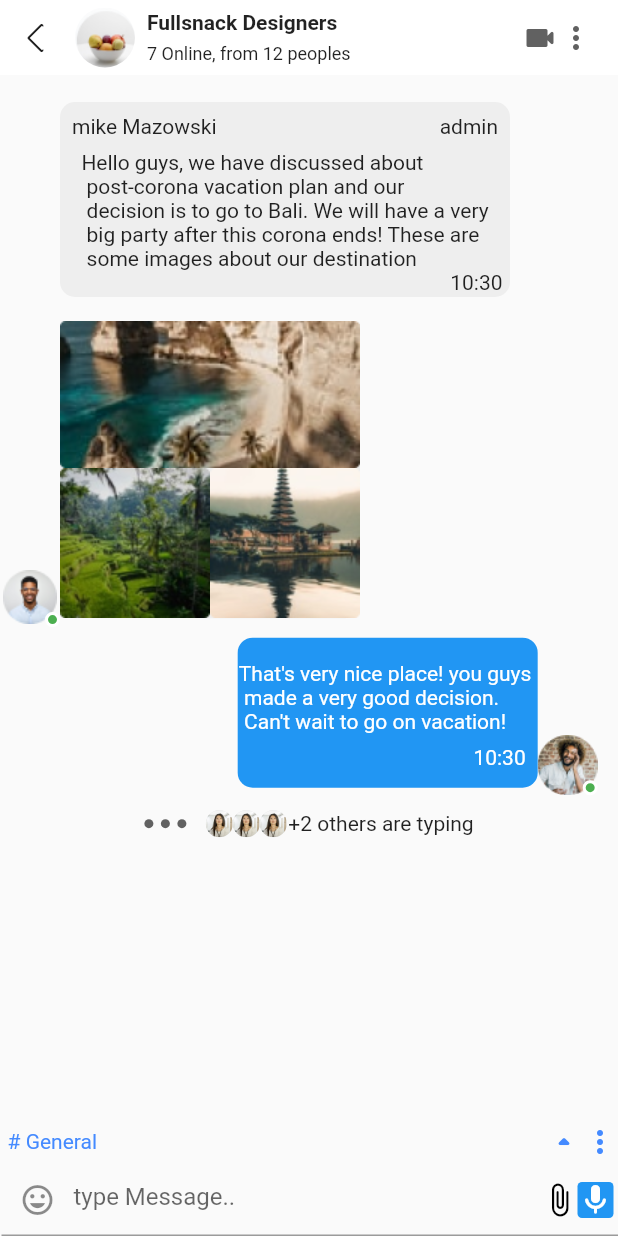
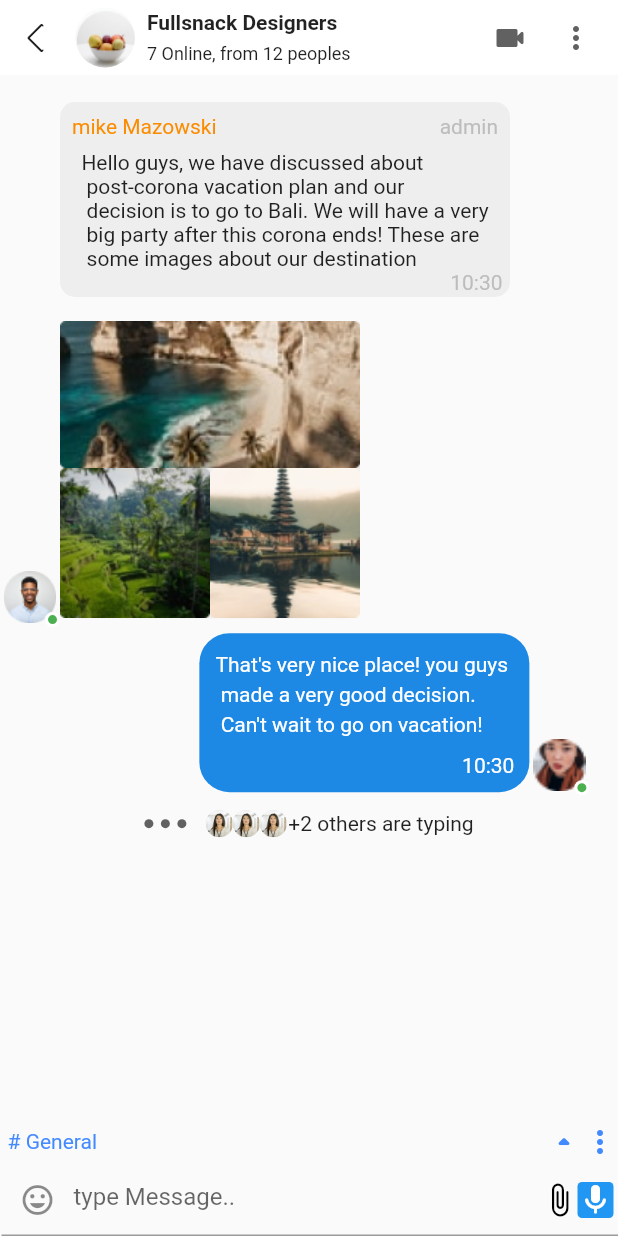
Before and after one commit to khalidmagde/chat_screen_demo, a Flutter app: the screen it shows after launch, after a tap on "Fullsnack Designers", on a phone screen of 412 x 824 dp. Run offline on Flutter 3.47's test engine with Material 2 defaults, Android fonts, the phone set to English and light mode, and no system bars; our stand-ins replace sliding_up_panel.

Commit message:
Add all my files

```diff
--- a/lib/core/constants/appimages.dart
+++ b/lib/core/constants/appimages.dart
@@ -9,6 +9,7 @@ class AppImages {
   static const String leeWilliamson = "$rootImage/leeWilliamson.png";
   static const String mikeWazowski = "$rootImage/mikeWazowski.png";
   static const String ronaldMccoy = "$rootImage/ronaldMccoy.png";
+  static const String menna = "$rootImage/menna.png";
   static const String recOne = "$rootImage/Rectangle.png";
   static const String recTwo = "$rootImage/Rectangle(1).png";
   static const String recThree = "$rootImage/Rectangle(2).png";
--- a/lib/data/model/chat_model.dart
+++ b/lib/data/model/chat_model.dart
@@ -1,7 +1,15 @@
+import 'package:flutter/material.dart';
+
 class ChatModel {
   final String? name;
   final String? image;
   final String? body;
+  final Color? color;
 
-  ChatModel({required this.name, required this.image, required this.body});
+  ChatModel({
+    required this.name,
+    required this.image,
+    required this.body,
+    required this.color,
+  });
 }
--- a/lib/data/static/static.dart
+++ b/lib/data/static/static.dart
@@ -8,42 +8,55 @@ List<ChatModel> pinnedChatModel = [
   ChatModel(
     name: "Mike \n Wazowski",
     image: AppImages.mikeWazowski,
-      body: "That's awesome! ..."),
+    body: "That's awesome! ...",
+    color: Colors.grey.shade100,
+  ),
   ChatModel(
     name: "Darlene \n Steward",
     image: AppImages.darleneSteward,
-      body: "Pls take a look at the..."),
+    body: "Pls take a look at the... ",
+    color: Colors.blue.shade100,
+  ),
   ChatModel(
     name: "Gregory \n Robertson",
     image: AppImages.gregoryRobertson,
-      body: "Preparing for next vac..."),
+    body: "Preparing for next vac...",
+    color: Colors.grey.shade100,
+  ),
   ChatModel(
     name: "Dwight \n Wilson",
     image: AppImages.dwightWilson,
-      body: "I'd like to watch ... "),
+    body: "I'd like to watch ... ",
+    color: Colors.grey.shade100,
+  ),
 ];
 
 List<ChatModel> recentChatModel = [
   ChatModel(
       name: "Darlene Steward",
       image: AppImages.darleneSteward,
-      body: "Pls take a look at the images."),
+      body: "Pls take a look at the images.",
+      color: null),
   ChatModel(
       name: "Fullsnack Designers",
       image: AppImages.fullsnackDesigners,
-      body: "Hello guys, we have discussed about ..."),
+      body: "Hello guys, we have discussed about ...",
+      color: null),
   ChatModel(
       name: "Lee Williamson",
       image: AppImages.leeWilliamson,
-      body: "Yes, that's gonna work, hopefully."),
+      body: "Yes, that's gonna work, hopefully.",
+      color: null),
   ChatModel(
       name: "Ronald Mccoy",
       image: AppImages.ronaldMccoy,
-      body: "Thanks dude 😉"),
+      body: "Thanks dude 😉",
+      color: null),
   ChatModel(
       name: "Albert Bell",
       image: AppImages.albertBell,
-      body: "I'm happy this anime has such grea..."),
+      body: "I'm happy this anime has such grea...",
+      color: null),
 ];
 List<ChatMessage> chatMessage = [
   ChatMessage(
--- a/lib/presentation/screen/group_chat_screen.dart
+++ b/lib/presentation/screen/group_chat_screen.dart
@@ -92,17 +92,3 @@ class _GroupChatScreenState extends State<GroupChatScreen> {
     );
   }
 }
-
-/* ListView.builder(
-            itemCount: chatMessage.length,
-            shrinkWrap: true,
-            padding: const EdgeInsets.only(top: 10, bottom: 10),
-            physics: const NeverScrollableScrollPhysics(),
-            itemBuilder: (context, i) {
-              return ChatBubble(chatMessage: chatMessage[i]);
-            },
-          ), */
-
-/*
-
- */
--- a/lib/presentation/screen/home_screen.dart
+++ b/lib/presentation/screen/home_screen.dart
@@ -27,53 +27,17 @@ class _HomePageScreenState extends State<HomePageScreen> {
         children: [
           Scaffold(
             appBar: CustomAppBarHome(),
-              body: Column(
-                children: [
-                  Row(
-                    mainAxisAlignment: MainAxisAlignment.spaceAround,
-                    children: [
-                      //Mike
-                      PinnedChat(
-                        name: "${pinnedChatModel[0].name}",
-                        body: "${pinnedChatModel[0].body}",
-                        image: AppImages.mikeWazowski,
-                      ),
-                      //Darlene
-                      PinnedChat(
-                        name: "${pinnedChatModel[1].name}",
-                        body: "${pinnedChatModel[1].body}",
-                        image: AppImages.darleneSteward,
-                        color: Colors.blue.shade100,
-                      ),
-                    ],
-                  ),
-                  const SizedBox(
-                    height: 20,
-                  ),
-                  Row(
-                    mainAxisAlignment: MainAxisAlignment.spaceAround,
-                    children: [
-                      //Greogory
-                      PinnedChat(
-                        name: "${pinnedChatModel[2].name}",
-                        body: "${pinnedChatModel[2].body}",
-                        image: AppImages.gregoryRobertson,
-                      ),
-                      //Dwight
-                      PinnedChat(
-                        name: "${pinnedChatModel[3].name}",
-                        body: "${pinnedChatModel[3].body}",
-                        image: AppImages.dwightWilson,
-                      ),
-                    ],
-                  ),
-                ],
-              ),
+            body: GridView.builder(
+                gridDelegate: const SliverGridDelegateWithFixedCrossAxisCount(
+                    childAspectRatio: 350 / 240, crossAxisCount: 2),
+                itemCount: pinnedChatModel.length,
+                itemBuilder: (context, i) {
+                  return PinnedChat(pinnedChatModel: pinnedChatModel[i]);
+                }),
           ),
           const RecentChat(),
         ],
-        ),
-      ),
+      )),
     );
   }
 }
--- a/lib/presentation/widget/appBarWidgets/chat_daetail_page_appbar.dart
+++ b/lib/presentation/widget/appBarWidgets/chat_daetail_page_appbar.dart
@@ -52,9 +52,12 @@ class ChatDetailPageAppBar extends StatelessWidget
                   ],
                 ),
               ),
-              Icon(
-                Icons.videocam_rounded,
-                color: Colors.grey.shade700,
+              Padding(
+                padding: const EdgeInsets.only(right: 20.0),
+                child: Icon(
+                  Icons.videocam_rounded,
+                  color: Colors.grey.shade700,
+                ),
               ),
               Icon(
                 Icons.more_vert_rounded,
--- a/lib/presentation/widget/appBarWidgets/custom_appbar_home.dart
+++ b/lib/presentation/widget/appBarWidgets/custom_appbar_home.dart
@@ -13,11 +13,14 @@ class CustomAppBarHome extends StatelessWidget implements PreferredSizeWidget {
           style: TextStyle(color: Colors.black),
         ),
         actions: const [
-          CircleAvatar(
-            backgroundColor: Colors.white,
-            radius: 17,
+          Padding(
+            padding: EdgeInsets.only(right: 8.0),
             child: CircleAvatar(
-                backgroundImage: AssetImage(AppImages.albertBell), radius: 16),
+              backgroundColor: Colors.white,
+              radius: 17,
+              child: CircleAvatar(
+                  backgroundImage: AssetImage(AppImages.menna), radius: 16),
+            ),
           ),
         ],
       ),
--- a/lib/presentation/widget/appBarWidgets/custom_appbar_recent.dart
+++ b/lib/presentation/widget/appBarWidgets/custom_appbar_recent.dart
@@ -14,7 +14,7 @@ class CustomAppBarRecent extends StatelessWidget
         ),
         actions: [
           Padding(
-            padding: const EdgeInsets.only(right: 5),
+            padding: const EdgeInsets.only(right: 9),
             child: CircleAvatar(
               backgroundColor: Colors.white,
               radius: 17,
--- a/lib/presentation/widget/groubChatWidget/chat_bubble.dart
+++ b/lib/presentation/widget/groubChatWidget/chat_bubble.dart
@@ -63,8 +63,14 @@ class _ChatBubbleState extends State<ChatBubble> {
                             child: Row(
                               mainAxisAlignment: MainAxisAlignment.spaceBetween,
                               children: [
-                                Text(widget.chatMessage.name!),
-                                const Text("admin"),
+                                Text(
+                                  widget.chatMessage.name!,
+                                  style:
+                                      TextStyle(color: Colors.orange.shade600),
+                                ),
+                                Text("admin",
+                                    style:
+                                        TextStyle(color: Colors.grey.shade400)),
                               ],
                             ),
                           ),
@@ -72,7 +78,10 @@ class _ChatBubbleState extends State<ChatBubble> {
                           Container(
                               padding: const EdgeInsets.only(right: 5),
                               alignment: Alignment.bottomRight,
-                              child: Text(hDateTime)),
+                              child: Text(
+                                hDateTime,
+                                style: TextStyle(color: Colors.grey.shade400),
+                              )),
                         ],
                       ),
               ),
@@ -85,27 +94,27 @@ class _ChatBubbleState extends State<ChatBubble> {
 
   Widget builderReceiver() {
     return Container(
-      padding: EdgeInsets.only(left: MediaQuery.of(context).size.width / 2.6),
+      padding: EdgeInsets.only(left: MediaQuery.of(context).size.width / 3.1),
       child: Column(
         children: [
           Row(
             children: [
               Container(
                 decoration: BoxDecoration(
-                  borderRadius: BorderRadius.circular(10),
-                  color: Colors.blue,
+                  borderRadius: BorderRadius.circular(20),
+                  color: Colors.blue.shade600,
                 ),
-                padding: const EdgeInsets.only(top: 16),
-                width: 200,
-                height: 100,
+                padding: const EdgeInsets.all(10),
+                width: 220,
+                height: 106,
                 child: Column(
                   children: [
                     Text(
                       widget.chatMessage.message,
-                      style: const TextStyle(color: Colors.white),
+                      style: const TextStyle(color: Colors.white, height: 1.4),
                     ),
                     Container(
-                      padding: const EdgeInsets.all(8),
+                      padding: const EdgeInsets.only(top: 10),
                       alignment: Alignment.bottomRight,
                       child: Text(
                         hDateTime,
@@ -115,7 +124,7 @@ class _ChatBubbleState extends State<ChatBubble> {
                   ],
                 ),
               ),
-              builderAvatar(image: AppImages.albertBell),
+              builderAvatar(image: AppImages.menna),
             ],
           ),
         ],
@@ -130,7 +139,11 @@ class _ChatBubbleState extends State<ChatBubble> {
         children: [
           CircleAvatar(
             backgroundColor: Colors.transparent,
-            child: Image.asset(image),
+            child: Image.asset(
+              image,
+              fit: BoxFit.fill,
+              width: 35,
+            ),
           ),
           Positioned(
             bottom: 0,
@@ -153,49 +166,3 @@ class _ChatBubbleState extends State<ChatBubble> {
     );
   }
 }
-
-
-
-
-
-/* Container(
-      padding: EdgeInsets.only(left: 16, right: 16, top: 10, bottom: 10),
-      child: Align(
-        alignment: widget.chatMessage.type == MessageType.Receiver
-            ? Alignment.topLeft
-            : Alignment.topRight,
-        child: Container(
-          decoration: BoxDecoration(
-            borderRadius: BorderRadius.circular(30),
-            color: widget.chatMessage.type == MessageType.Receiver
-                ? Colors.grey.shade400
-                : Colors.white,
-          ),
-          padding: EdgeInsets.all(16),
-          child: widget.chatMessage.type == MessageType.Sender
-              ? Column(
-                  children: [
-                    Row(
-                      mainAxisAlignment: MainAxisAlignment.spaceBetween,
-                      children: [
-                        Text(widget.chatMessage.name!),
-                        Text("admin"),
-                      ],
-                    ),
-                    SizedBox(
-                      height: 8,
-                    ),
-                    Text(widget.chatMessage.message),
-                  ],
-                )
-              : Column(
-                  children: [
-                    SizedBox(
-                      height: 8,
-                    ),
-                    Text(widget.chatMessage.message),
-                  ],
-                ),
-        ),
-      ),
-    ); */
--- a/lib/presentation/widget/homeScreenWidgets/pinned_chats.dart
+++ b/lib/presentation/widget/homeScreenWidgets/pinned_chats.dart
@@ -1,42 +1,45 @@
+import 'package:chat_screen/data/model/chat_model.dart';
 import 'package:chat_screen/data/static/static.dart';
 import 'package:flutter/material.dart';
 
-class PinnedChat extends StatelessWidget {
-  final String name;
-  final String body;
-  final String image;
-  final Color? color;
-  const PinnedChat(
-      {super.key,
-      required this.name,
-      required this.body,
-      required this.image,
-      this.color});
+class PinnedChat extends StatefulWidget {
+  ChatModel pinnedChatModel;
+  PinnedChat({super.key, required this.pinnedChatModel});
 
+  @override
+  State<PinnedChat> createState() => _PinnedChatState();
+}
+
+class _PinnedChatState extends State<PinnedChat> {
   @override
   Widget build(BuildContext context) {
     return Container(
+      padding: EdgeInsets.all(15),
+      child: Row(
+        mainAxisAlignment: MainAxisAlignment.spaceBetween,
+        children: [
+          Column(
+            children: [
+              Container(
                 decoration: BoxDecoration(
-        borderRadius: BorderRadius.circular(10),
-        color: color ?? Colors.grey.shade100,
+                  borderRadius: BorderRadius.circular(15),
+                  color: widget.pinnedChatModel.color,
                 ),
                 height: 100,
-      width: 180,
-      child: SizedBox(
-        height: 20,
-        width: 20,
+                width: 160,
                 child: Column(
                   children: [
                     Row(
                       children: [
-                Padding(
-                  padding: const EdgeInsets.all(8.0),
+                        Container(
+                          padding: EdgeInsets.only(left: 8, top: 8),
                           child: Stack(
                             children: [
                               ClipRRect(
                                 borderRadius: BorderRadius.circular(10),
                                 child: Image(
-                          image: AssetImage(image),
+                                  image:
+                                      AssetImage(widget.pinnedChatModel.image!),
                                 ),
                               ),
                               Positioned(
@@ -51,7 +54,8 @@ class PinnedChat extends StatelessWidget {
                                         width: 2,
                                         color: Colors.white,
                                       ),
-                              color: name == pinnedChatModel[3].name
+                                      color: widget.pinnedChatModel.name ==
+                                              pinnedChatModel[3].name
                                           ? Colors.green
                                           : Colors.yellow,
                                     ),
@@ -59,21 +63,29 @@ class PinnedChat extends StatelessWidget {
                             ],
                           ),
                         ),
-                const SizedBox(
-                  width: 10,
-                ),
-                Text(name),
+                        Container(
+                            padding: EdgeInsets.all(8),
+                            child: Text(widget.pinnedChatModel.name!)),
                       ],
                     ),
-            const SizedBox(
-              height: 10,
+                    Container(
+                      padding: EdgeInsets.all(12),
+                      child: Text(
+                        widget.pinnedChatModel.body!,
+                        style: TextStyle(
+                            color: widget.pinnedChatModel.color ==
+                                    Colors.blue.shade100
+                                ? Colors.black
+                                : Colors.grey.shade500),
+                        maxLines: 1,
                       ),
-            Text(
-              body,
-              maxLines: 1,
+                    )
+                  ],
+                ),
               ),
             ],
           ),
+        ],
       ),
     );
   }
--- a/lib/presentation/widget/homeScreenWidgets/recent_chats.dart
+++ b/lib/presentation/widget/homeScreenWidgets/recent_chats.dart
@@ -17,23 +17,27 @@ final hDateTime = DateFormat('hh:mm').format(DateTime.now());
 final dDateTime = DateFormat('EEE').format(DateTime.now());
 
 class _RecentChatState extends State<RecentChat> {
+  final double minHieght = 460;
   @override
   Widget build(BuildContext context) {
     return SlidingUpPanel(
       maxHeight: double.maxFinite,
-      minHeight: 460,
-      panel: Scaffold(
+      minHeight: minHieght,
+      panelBuilder: (controller) => Scaffold(
         appBar: CustomAppBarRecent(),
         body: SingleChildScrollView(
           child: Column(
             children: [
-              Row(
+              Padding(
+                padding: const EdgeInsets.only(left: 7.5),
+                child: Row(
                   children: [
                     categoryBuilder(text: "All chats", color: Colors.blue),
                     categoryBuilder(text: "Personal"),
                     categoryBuilder(text: "Work"),
                     categoryBuilder(text: "Groubs"),
                   ],
+                ),
               ),
               const SizedBox(
                 height: 20,
@@ -80,19 +84,26 @@ class _RecentChatState extends State<RecentChat> {
     return Padding(
       padding: const EdgeInsets.all(8.0),
       child: Container(
-        height: 80,
-        width: double.infinity,
+        decoration: BoxDecoration(
+          borderRadius: BorderRadius.circular(15.0),
           color: name == "Darlene Steward"
               ? Colors.blue.shade100
               : Colors.grey.shade100,
+        ),
+        height: 80,
+        width: double.infinity,
         child: Row(
           children: [
-            Stack(
+            Padding(
+              padding: const EdgeInsets.all(8.0),
+              child: Stack(
                 children: [
                   ClipRRect(
                     borderRadius: BorderRadius.circular(10),
                     child: Image(
                       image: AssetImage(image),
+                      fit: BoxFit.fill,
+                      width: 40,
                     ),
                   ),
                   name == "Fullsnack Designers"
@@ -116,6 +127,7 @@ class _RecentChatState extends State<RecentChat> {
                           ),
                         ),
                 ],
+              ),
             ),
             const SizedBox(
               width: 5,
```
Also changed, not shown: assets/images/menna.png (added). Lines whose indentation alone changed are shown as unchanged.
